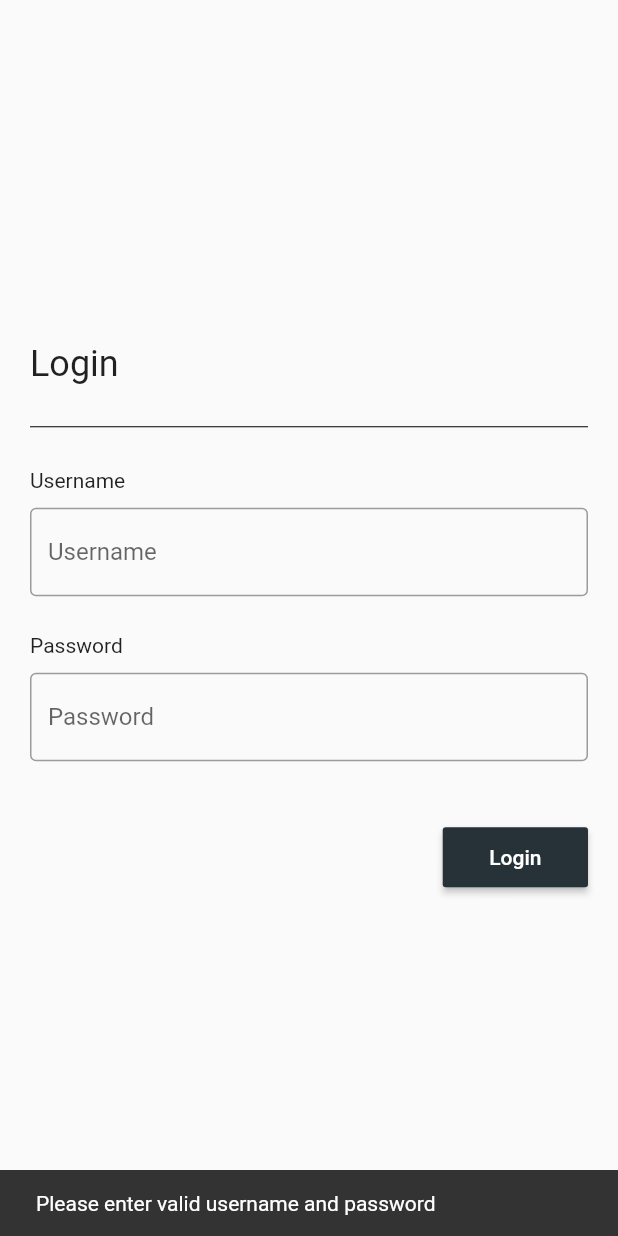
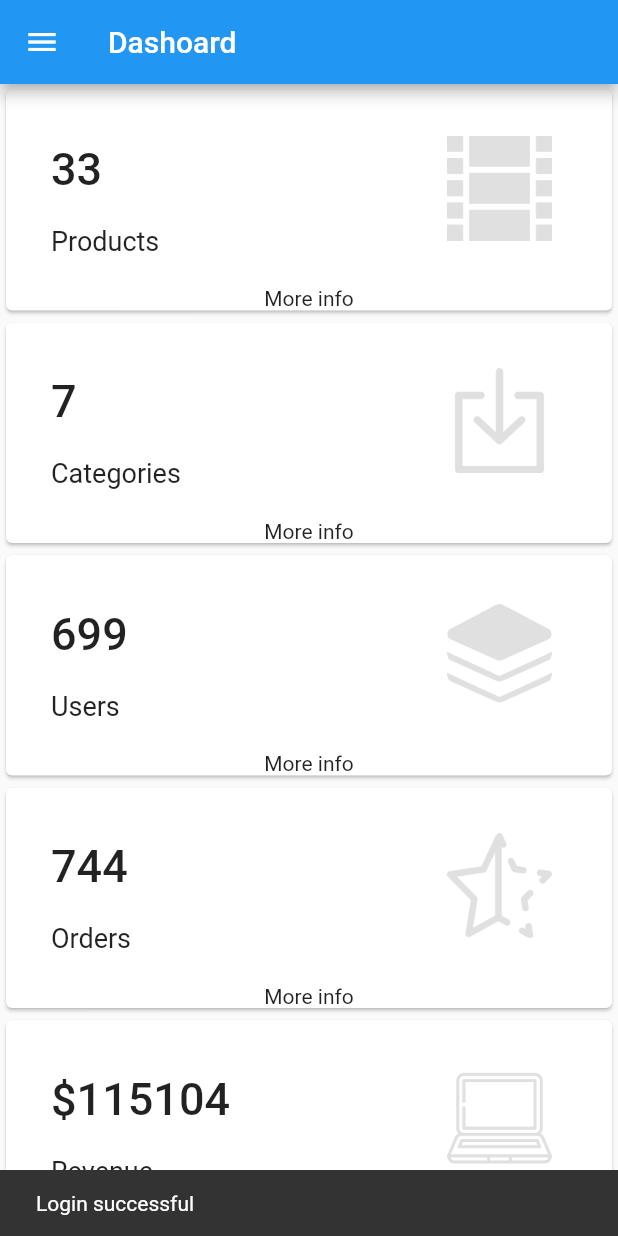
Before and after one commit to adityagautam98/mock_ecom, a Flutter app: the screen it shows after launch, after a tap on "Login", on a phone screen of 412 x 824 dp. Run offline on Flutter 3.47's test engine with Material 2 defaults, Android fonts, the phone set to English and light mode, and no system bars.

Commit message:
Dashboard added

```diff
--- /dev/null
+++ b/lib/dashboard.dart
@@ -0,0 +1,91 @@
+import 'package:flutter/material.dart';
+import 'package:mockecom/drawer.dart';
+
+class DashBoard extends StatefulWidget {
+  @override
+  _DashBoardState createState() => _DashBoardState();
+}
+
+class _DashBoardState extends State<DashBoard> {
+  List number = ["33", "7", "699", "744", "\$115104", "\$0"];
+  List category = [
+    "Products",
+    "Categories",
+    "Users",
+    "Orders",
+    "Revenue",
+    "Revenue in last 30 days"
+  ];
+  List images = [
+    "images/reel.png",
+    "images/down.png",
+    "images/stack.png",
+    "images/star.png",
+    "images/lap.png",
+    "images/users.png"
+  ];
+
+  @override
+  Widget build(BuildContext context) {
+    return Scaffold(
+      appBar: AppBar(
+        title: Text("Dashoard"),
+      ),
+      drawer: MyDrawer(),
+      body: Column(
+        children: <Widget>[
+          Expanded(
+            child: ListView.builder(
+                scrollDirection: Axis.vertical,
+                itemCount: number.length,
+                shrinkWrap: true,
+                itemBuilder: (_, int index) {
+                  return Card(
+                    child: Column(
+                      children: <Widget>[
+                        Row(
+                          mainAxisAlignment: MainAxisAlignment.spaceBetween,
+                          children: <Widget>[
+                            Padding(
+                              padding: const EdgeInsets.fromLTRB(30, 35, 0, 20),
+                              child: Column(
+                                mainAxisAlignment: MainAxisAlignment.start,
+                                crossAxisAlignment: CrossAxisAlignment.start,
+                                children: <Widget>[
+                                  Text(
+                                    number[index],
+                                    style: TextStyle(
+                                        fontSize: 30,
+                                        fontWeight: FontWeight.w500),
+                                  ),
+                                  SizedBox(
+                                    height: 20,
+                                  ),
+                                  Text(category[index],
+                                      style: TextStyle(fontSize: 18))
+                                ],
+                              ),
+                            ),
+                            Container(
+                              margin: EdgeInsets.only(right: 40),
+                              child: Image.asset(
+                                images[index],
+                                height: 70,
+                                color: Colors.grey.shade300,
+                              ),
+                            ),
+                          ],
+                        ),
+                        Container(
+                          child: Text("More info"),
+                        )
+                      ],
+                    ),
+                  );
+                }),
+          )
+        ],
+      ),
+    );
+  }
+}
--- a/lib/drawer.dart
+++ b/lib/drawer.dart
@@ -11,7 +11,7 @@ class MyDrawer extends StatefulWidget {
 }
 
 class _MyDrawerState extends State<MyDrawer> {
-  AssetImage gif = AssetImage("images/shop.gif");
+  AssetImage gif = AssetImage("images/header.gif");
   MediaQueryData queryData;
   String img;
 
@@ -42,30 +42,6 @@ class _MyDrawerState extends State<MyDrawer> {
         child: SafeArea(
           child: ListView(
             children: <Widget>[
-              Container(
-                  width: double.maxFinite,
-                  child: Column(
-                      crossAxisAlignment: CrossAxisAlignment.center,
-                      children: <Widget>[
-                        Container(
-                          height: queryData.size.height * .23,
-                          decoration: BoxDecoration(
-                              boxShadow: [
-                                BoxShadow(
-                                  color: Colors.black.withOpacity(0.6),
-                                  blurRadius: 2.0,
-                                )
-                              ],
-                              color: Colors.white,
-                              // The border you want
-                              border: new Border.all(
-                                width: 3.0,
-
-                              ),
-                              image: DecorationImage(
-                                  image: gif, fit: BoxFit.fill)),
-                        )
-                      ])),
 
               Container(
 
--- a/lib/login.dart
+++ b/lib/login.dart
@@ -1,5 +1,7 @@
 import 'package:flutter/material.dart';
 import 'package:mockecom/Orders.dart';
+import 'package:mockecom/UI.dart';
+import 'package:mockecom/dashboard.dart';
 
 class LoginPage extends StatefulWidget {
   @override
@@ -82,7 +84,7 @@ class _LoginPageState extends State<LoginPage> {
                   splashColor: Colors.grey.shade200.withOpacity(.5),
                   color: Colors.blueGrey.shade900,
                   onPressed: () {
-                    if (password.text.toLowerCase() == "admin" &&
+                    if (true|| password.text.toLowerCase() == "admin" &&
                         password.text == "123456") {
                       final snackBar =
                           SnackBar(content: Text("Login successful"));
@@ -90,7 +92,7 @@ class _LoginPageState extends State<LoginPage> {
                       password.clear();
                       username.clear();
                       Navigator.pushReplacement(context,
-                          MaterialPageRoute(builder: (context) => Orders()));
+                          MaterialPageRoute(builder: (context) => DashBoard()));
                     } else {
                       final snackBar =
                           SnackBar(content: Text("Please enter valid username and password"));
--- a/pubspec.yaml
+++ b/pubspec.yaml
@@ -42,7 +42,7 @@ flutter:
 
   # To add assets to your application, add an assets section, like this:
   assets:
-    - images/shop.gif
+    - images/
 
   # An image asset can refer to one or more resolution-specific "variants", see
   # https://flutter.dev/assets-and-images/#resolution-aware.
```
Also changed, not shown: images/down.png (added), images/lap.png (added), images/reel.png (added), images/shop.gif (deleted), images/stack.png (added), images/star.png (added), images/users.png (added).
